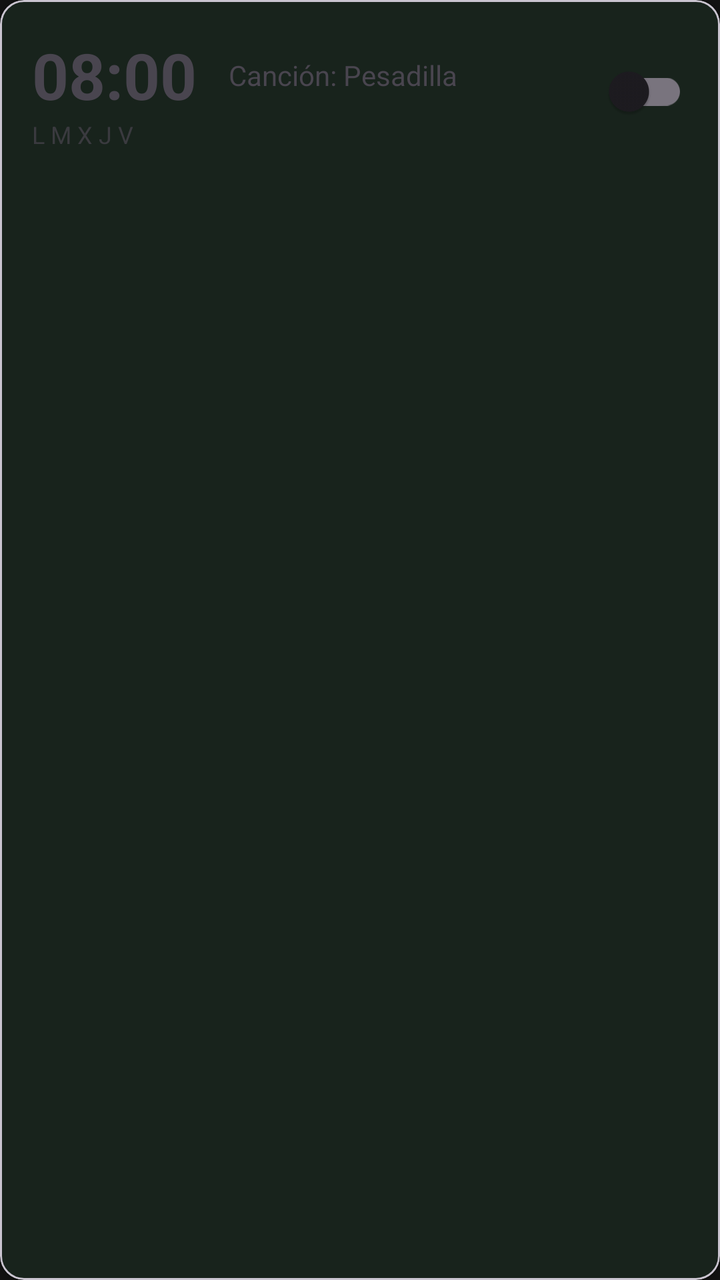
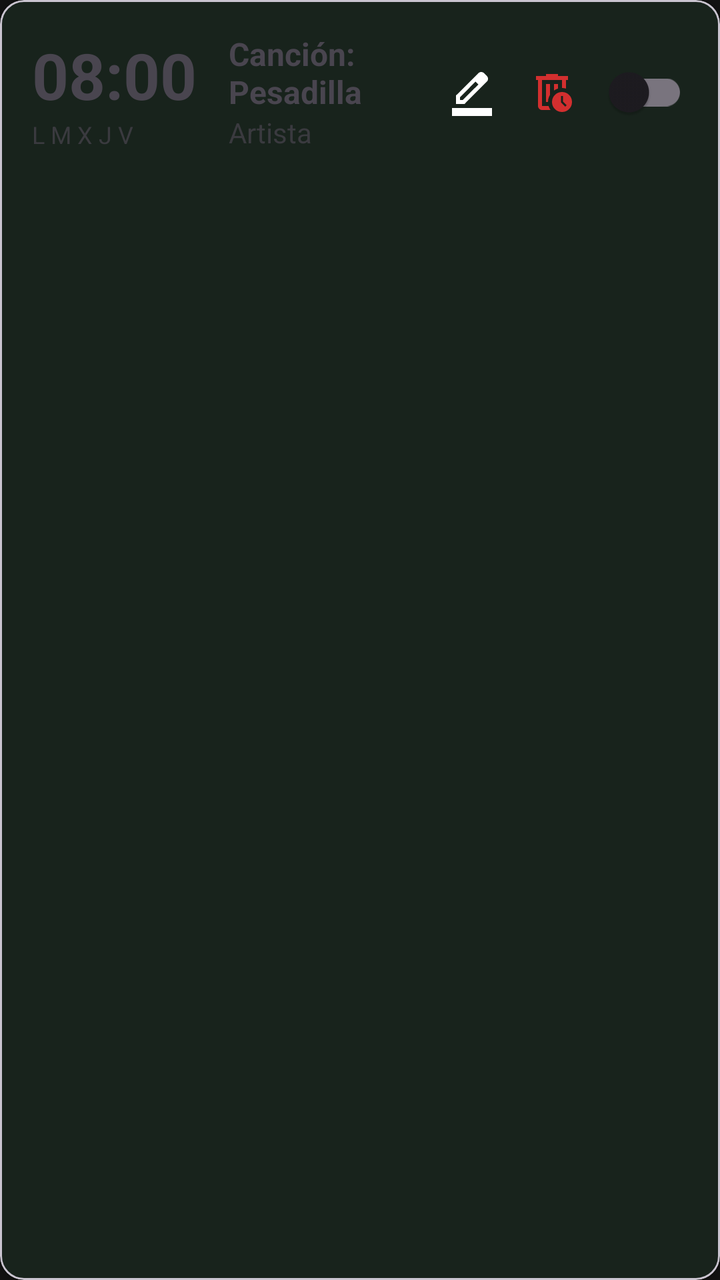

Two renders of the same Android screen: before a commit and after it. Below are the layout's source before the change and the commit's diff.
<!-- AndroidManifest.xml: application theme Theme.AppMusica -->
<!-- res/layout/item_alarm.xml -->
<?xml version="1.0" encoding="utf-8"?>
<com.google.android.material.card.MaterialCardView xmlns:android="http://schemas.android.com/apk/res/android"
    xmlns:app="http://schemas.android.com/apk/res-auto"
    android:layout_width="match_parent"
    android:layout_height="wrap_content"
    android:layout_marginVertical="8dp"
    app:cardCornerRadius="12dp"
    app:cardElevation="2dp">

    <androidx.constraintlayout.widget.ConstraintLayout
        android:layout_width="match_parent"
        android:layout_height="wrap_content"
        android:padding="16dp">

        <TextView
            android:id="@+id/txtTime"
            android:layout_width="wrap_content"
            android:layout_height="wrap_content"
            android:text="08:00"
            android:textSize="32sp"
            android:textStyle="bold"
            app:layout_constraintStart_toStartOf="parent"
            app:layout_constraintTop_toTopOf="parent" />

        <TextView
            android:id="@+id/txtSongName"
            android:layout_width="0dp"
            android:layout_height="wrap_content"
            android:layout_marginStart="16dp"
            android:text="Canción: Pesadilla"
            android:textSize="14sp"
            app:layout_constraintBottom_toBottomOf="@id/txtTime"
            app:layout_constraintEnd_toStartOf="@id/switchActive"
            app:layout_constraintStart_toEndOf="@id/txtTime"
            app:layout_constraintTop_toTopOf="@id/txtTime" />

        <com.google.android.material.switchmaterial.SwitchMaterial
            android:id="@+id/switchActive"
            android:layout_width="wrap_content"
            android:layout_height="wrap_content"
            app:layout_constraintBottom_toBottomOf="parent"
            app:layout_constraintEnd_toEndOf="parent"
            app:layout_constraintTop_toTopOf="parent" />

        <TextView
            android:id="@+id/txtDays"
            android:layout_width="wrap_content"
            android:layout_height="wrap_content"
            android:text="L M X J V"
            android:textSize="12sp"
            android:alpha="0.7"
            app:layout_constraintStart_toStartOf="parent"
            app:layout_constraintTop_toBottomOf="@id/txtTime" />

    </androidx.constraintlayout.widget.ConstraintLayout>
</com.google.android.material.card.MaterialCardView>
<!-- resources referenced by this layout -->
<resources>
  <style name="Theme.AppMusica" parent="Base.Theme.AppMusica">
          <item name="android:statusBarColor">@color/spotify_black</item>
          <item name="android:navigationBarColor">@color/spotify_black</item>
          <item name="android:windowLightStatusBar">false</item>
      </style>
  <style name="Base.Theme.AppMusica" parent="Theme.Material3.DayNight.NoActionBar">
          
          <item name="colorPrimary">@color/spotify_green</item>
          <item name="colorSurface">@color/spotify_dark_grey</item>
          <item name="android:windowBackground">@color/spotify_black</item>
          <item name="android:textColorPrimary">@color/white</item>
          <item name="android:textColorSecondary">@color/spotify_light_grey</item>
      </style>
  <color name="spotify_black">#121212</color>
  <color name="spotify_green">#1DB954</color>
  <color name="spotify_dark_grey">#181818</color>
  <color name="white">#FFFFFFFF</color>
  <color name="spotify_light_grey">#B3B3B3</color>
</resources>

<!-- the commit's change to res/layout/item_alarm.xml (unified diff, before → after) -->
@@ -28,16 +28,50 @@
             android:layout_height="wrap_content"
             android:layout_marginStart="16dp"
             android:text="Canción: Pesadilla"
-            android:textSize="14sp"
-            app:layout_constraintBottom_toBottomOf="@id/txtTime"
-            app:layout_constraintEnd_toStartOf="@id/switchActive"
+            android:textSize="16sp"
+            android:textStyle="bold"
+            app:layout_constraintEnd_toStartOf="@id/btnEdit"
             app:layout_constraintStart_toEndOf="@id/txtTime"
             app:layout_constraintTop_toTopOf="@id/txtTime" />
+
+        <TextView
+            android:id="@+id/txtArtistName"
+            android:layout_width="0dp"
+            android:layout_height="wrap_content"
+            android:text="Artista"
+            android:alpha="0.7"
+            android:textSize="14sp"
+            app:layout_constraintStart_toStartOf="@id/txtSongName"
+            app:layout_constraintTop_toBottomOf="@id/txtSongName"
+            app:layout_constraintEnd_toStartOf="@id/btnEdit" />
+
+        <ImageButton
+            android:id="@+id/btnEdit"
+            android:layout_width="40dp"
+            android:layout_height="40dp"
+            android:background="?attr/selectableItemBackgroundBorderless"
+            android:src="@drawable/edit_ic_baseline_edit_24"
+            app:layout_constraintBottom_toBottomOf="parent"
+            app:layout_constraintEnd_toStartOf="@id/btnDelete"
+            app:layout_constraintTop_toTopOf="parent"
+            app:tint="#FFFFFF" />
+
+        <ImageButton
+            android:id="@+id/btnDelete"
+            android:layout_width="40dp"
+            android:layout_height="40dp"
+            android:background="?attr/selectableItemBackgroundBorderless"
+            android:src="@drawable/delete_ic_baseline_delete_24"
+            app:layout_constraintBottom_toBottomOf="parent"
+            app:layout_constraintEnd_toStartOf="@id/switchActive"
+            app:layout_constraintTop_toTopOf="parent"
+            app:tint="#D32F2F" />
 
         <com.google.android.material.switchmaterial.SwitchMaterial
             android:id="@+id/switchActive"
             android:layout_width="wrap_content"
             android:layout_height="wrap_content"
+            android:layout_marginStart="8dp"
             app:layout_constraintBottom_toBottomOf="parent"
             app:layout_constraintEnd_toEndOf="parent"
             app:layout_constraintTop_toTopOf="parent" />
<!-- resource entries referenced after the edit -->
@@ -1,5 +1,17 @@
 <!-- resources referenced by this layout -->
 <resources>
+  <!-- drawable delete_ic_baseline_delete_24 (drawable) -->
+  <vector xmlns:android="http://schemas.android.com/apk/res/android" android:autoMirrored="true" android:height="24dp" android:tint="#A4A4A4" android:viewportHeight="960" android:viewportWidth="960" android:width="24dp">
+        
+      <path android:fillColor="@android:color/white" android:pathData="M280,240L280,240L280,400Q280,400 280,481.5Q280,563 280,680Q280,701 280,721Q280,741 280,760L280,760Q280,760 280,760Q280,760 280,760L280,240ZM450,840L280,840Q247,840 223.5,816.5Q200,793 200,760L200,240L160,240L160,160L360,160L360,120L600,120L600,160L800,160L800,240L760,240L760,412Q743,407 720.5,403.5Q698,400 680,400L680,240L280,240L280,760Q280,760 280,760Q280,760 280,760L412,760Q418,781 428,801.5Q438,822 450,840ZM360,680L400,680Q400,617 420,576.5Q440,536 440,536L440,320L360,320L360,680ZM520,450Q537,439 558.5,428Q580,417 600,412L600,320L520,320L520,450ZM680,880Q597,880 538.5,821.5Q480,763 480,680Q480,597 538.5,538.5Q597,480 680,480Q763,480 821.5,538.5Q880,597 880,680Q880,763 821.5,821.5Q763,880 680,880ZM746,774L774,746L700,672L700,560L660,560L660,688L746,774Z"/>
+      
+  </vector>
+  <!-- drawable edit_ic_baseline_edit_24 (drawable) -->
+  <vector xmlns:android="http://schemas.android.com/apk/res/android" android:autoMirrored="true" android:height="24dp" android:tint="#A4A4A4" android:viewportHeight="960" android:viewportWidth="960" android:width="24dp">
+        
+      <path android:fillColor="@android:color/white" android:pathData="M80,960L80,800L880,800L880,960L80,960ZM240,640L296,640L608,329L579,300L551,272L240,584L240,640ZM160,720L160,550L608,103Q619,92 633.5,86Q648,80 664,80Q680,80 695,86Q710,92 722,104L777,160Q789,171 794.5,186Q800,201 800,217Q800,232 794.5,246.5Q789,261 777,273L330,720L160,720ZM720,216L720,216L664,160L664,160L720,216ZM608,329L579,300L551,272L551,272L608,329Z"/>
+      
+  </vector>
   <style name="Theme.AppMusica" parent="Base.Theme.AppMusica">
           <item name="android:statusBarColor">@color/spotify_black</item>
           <item name="android:navigationBarColor">@color/spotify_black</item>
